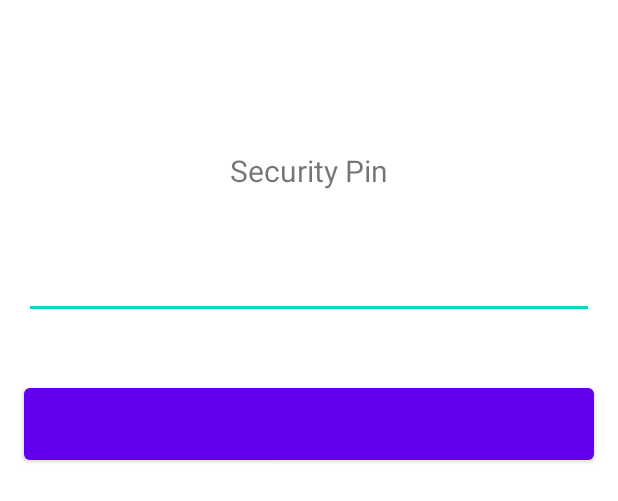
After one commit to cyberark/identity-demo-android, an Android app: the layout activity_security_pin.xml on its own in the app's theme, with its tools: preview values and no code run, on a phone screen of 412 x 824 dp. The commit adds this screen. Shown: the top 501 px of the screen. Run offline under Robolectric (Android 15) with nearby library versions, the phone set to English and light mode, and no system bars.

Commit message:
Added SecurityPin screen Completed test cases for BiometricPromptUtility.kt Resolved app crash issue on cancel of biometric authentication

```diff
--- a/app/src/main/res/layout/activity_recycler_view.xml
+++ b/app/src/main/res/layout/activity_recycler_view.xml
@@ -4,7 +4,7 @@
     xmlns:tools="http://schemas.android.com/tools"
     android:layout_width="match_parent"
     android:layout_height="match_parent"
-    tools:context=".ui.qr.ScanQRCodeLoginActivity">
+    tools:context=".ScanQRCodeLoginActivity">
 
     <androidx.recyclerview.widget.RecyclerView
         android:id="@+id/recyclerView"
--- a/identitylibrary/src/main/AndroidManifest.xml
+++ b/identitylibrary/src/main/AndroidManifest.xml
@@ -18,6 +18,10 @@
             android:name="com.journeyapps.barcodescanner.CaptureActivity"
             android:screenOrientation="portrait"
             tools:replace="screenOrientation" />
+        <activity
+            android:name="com.cyberark.identity.SecurityPinActivity"
+            android:autoRemoveFromRecents="true"
+            />
         <activity
             android:name="com.cyberark.identity.CyberarkAuthActivity"
             android:autoRemoveFromRecents="true"
--- a/identitylibrary/src/main/java/com/cyberark/identity/util/dialog/AlertDialogHandler.kt
+++ b/identitylibrary/src/main/java/com/cyberark/identity/util/dialog/AlertDialogHandler.kt
@@ -40,7 +40,6 @@ class AlertDialogHandler(callback: AlertDialogButtonCallback):DialogInterface.On
 //            if ()
 //            alerBuilder.setPositiveButton(nButton, this)
 //        }
-
         alertDialog = alerBuilder.create()
         alertDialog.show()
         return alertDialog
--- a/identitylibrary/src/main/res/layout/activity_recycler_view.xml
+++ b/identitylibrary/src/main/res/layout/activity_recycler_view.xml
@@ -4,7 +4,7 @@
     xmlns:tools="http://schemas.android.com/tools"
     android:layout_width="match_parent"
     android:layout_height="match_parent"
-    tools:context=".ui.qr.ScanQRCodeLoginActivity">
+    tools:context=".ScanQRCodeLoginActivity">
 
     <androidx.recyclerview.widget.RecyclerView
         android:id="@+id/recyclerView"
--- /dev/null
+++ b/identitylibrary/src/main/res/layout/activity_security_pin.xml
@@ -0,0 +1,49 @@
+<?xml version="1.0" encoding="utf-8"?>
+<androidx.constraintlayout.widget.ConstraintLayout xmlns:android="http://schemas.android.com/apk/res/android"
+    xmlns:app="http://schemas.android.com/apk/res-auto"
+    xmlns:tools="http://schemas.android.com/tools"
+    android:layout_width="match_parent"
+    android:layout_height="match_parent"
+    tools:context=".SecurityPinActivity"
+    android:background="@android:color/white">
+
+    <TextView
+        android:layout_width="wrap_content"
+        android:layout_height="wrap_content"
+        app:layout_constraintTop_toTopOf="parent"
+        android:layout_marginTop="100dp"
+        app:layout_constraintLeft_toLeftOf="parent"
+        app:layout_constraintRight_toRightOf="parent"
+        android:text="Security Pin"
+        android:layout_marginLeft="16dp"
+        android:layout_marginRight="16dp"
+        android:textSize="20sp"
+        android:id="@+id/messageText"/>
+
+    <EditText
+        android:layout_width="match_parent"
+        android:layout_height="wrap_content"
+        android:id="@+id/pinField"
+        app:layout_constraintTop_toBottomOf="@id/messageText"
+        android:layout_marginTop="40dp"
+        android:textSize="18sp"
+        android:layout_marginRight="16dp"
+        android:layout_marginLeft="16dp"
+        app:layout_constraintLeft_toLeftOf="parent"
+        app:layout_constraintRight_toRightOf="parent"
+        />
+    <Button
+        android:layout_width="match_parent"
+        android:layout_height="60dp"
+        android:id="@+id/authenticate"
+        app:layout_constraintTop_toBottomOf="@id/pinField"
+        android:textColor="@android:color/white"
+        android:textSize="18sp"
+        android:layout_marginRight="16dp"
+        android:layout_marginLeft="16dp"
+        app:layout_constraintLeft_toLeftOf="parent"
+        app:layout_constraintRight_toRightOf="parent"
+        android:layout_marginTop="40dp"
+        />
+
+</androidx.constraintlayout.widget.ConstraintLayout>
```
Also changed, not shown: identitylibrary/build.gradle (+9 -0 lines), identitylibrary/src/main/java/com/cyberark/identity/ScanQRCodeLoginActivity.kt (+30 -6 lines), identitylibrary/src/main/java/com/cyberark/identity/SecurityPinActivity.kt (added, +58 -0 lines), identitylibrary/src/main/java/com/cyberark/identity/util/biometric/BiometricPromptUtility.kt (+25 -18 lines), 1 other file.
